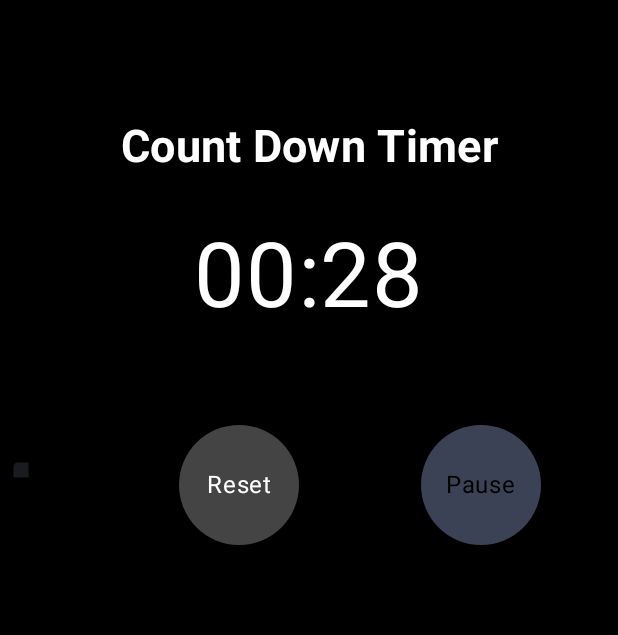
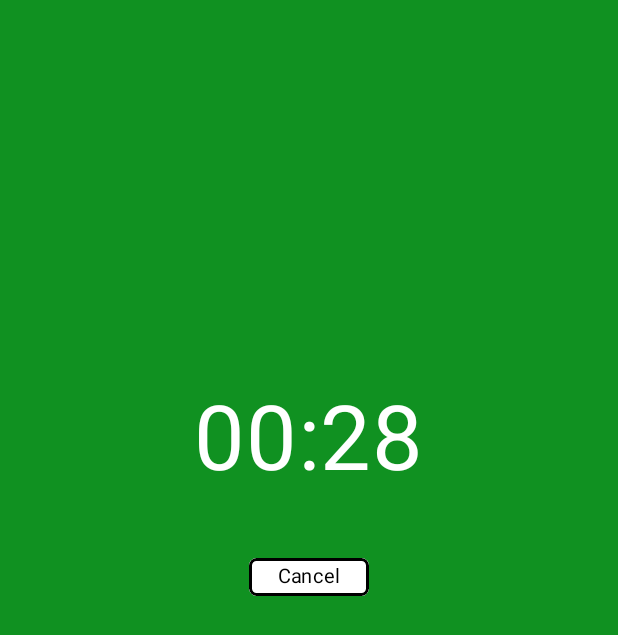
Before and after one commit to NgDucHieus/Modifier, an Android app built with Jetpack Compose: the screen it shows after launch (MainActivity), after a tap on "Start", on a phone screen of 412 x 824 dp. Shown: the top 635 px of the screen. Run offline under Robolectric (Android 15) with nearby library versions, the phone set to English and light mode, and no system bars; our stand-ins replace livedata-compose.

Commit message:
base App

```diff
--- a/app/build.gradle
+++ b/app/build.gradle
@@ -5,12 +5,12 @@ plugins {
 
 android {
     namespace 'com.example.madteamb'
-    compileSdk 33
+    compileSdk 34
 
     defaultConfig {
         applicationId "com.example.madteamb"
         minSdk 24
-        targetSdk 33
+        targetSdk 34
         versionCode 1
         versionName "1.0"
 
--- a/app/src/main/java/com/example/madteamb/MainActivity.kt
+++ b/app/src/main/java/com/example/madteamb/MainActivity.kt
@@ -3,12 +3,14 @@ package com.example.madteamb
 import android.os.Bundle
 import androidx.activity.ComponentActivity
 import androidx.activity.compose.setContent
+import androidx.compose.foundation.background
 import androidx.compose.foundation.layout.fillMaxSize
 import androidx.compose.material3.MaterialTheme
 import androidx.compose.material3.Surface
 import androidx.compose.material3.Text
 import androidx.compose.runtime.Composable
 import androidx.compose.ui.Modifier
+import androidx.compose.ui.graphics.Color
 import androidx.compose.ui.tooling.preview.Preview
 import com.example.madteamb.model.TimerViewModel
 import com.example.madteamb.ui.theme.MadTeamBTheme
@@ -21,8 +23,11 @@ class MainActivity : ComponentActivity() {
             MadTeamBTheme {
                 // A surface container using the 'background' color from the theme
                 Surface(
-                    modifier = Modifier.fillMaxSize(),
-                    color = MaterialTheme.colorScheme.background
+                    modifier = Modifier.fillMaxSize()
+                            .background(Color(16, 145, 33 )),
+                    color = Color.Green
+
+
                 ) {
                     TimerHomeScreen(viewModel = TimerViewModel())
                 }
--- a/app/src/main/java/com/example/madteamb/model/TimerModel.kt
+++ b/app/src/main/java/com/example/madteamb/model/TimerModel.kt
@@ -1,11 +1,14 @@
 package com.example.madteamb.model
 import java.time.Duration
+import androidx.compose.runtime.remember
+
 
 data class TimerModel(
-    val timeDuration: Duration = Duration.ofSeconds(30),
+    var TimeSession:Long = 30,
+    val timeDuration: Duration = Duration.ofSeconds(TimeSession),
     val remaingTime: Long = timeDuration.toMillis(),
     val status: Status = Status.STARTED,
-    val toggle:ButtonState = ButtonState.START
+    val toggle:ButtonState = ButtonState.START,
 )
 enum class Status
 {
--- a/app/src/main/java/com/example/madteamb/model/TimerViewModel.kt
+++ b/app/src/main/java/com/example/madteamb/model/TimerViewModel.kt
@@ -45,12 +45,12 @@ class TimerViewModel:ViewModel() {
             toggle = ButtonState.RESUME
         )
     }
-    fun resetTimer()
+    fun resetTimer(timeSessionw:Long = 30)
     {
         countdown?.cancel()
         _viewState.value =_viewState.value!!.copy(
             status = Status.STARTED,
-            timeDuration = Duration.ofMillis(30000),
+            timeDuration = Duration.ofSeconds(timeSessionw),
             toggle = ButtonState.START
         )
     }
--- a/app/src/main/java/com/example/madteamb/ui/theme/ext/TimerHomeScreen.kt
+++ b/app/src/main/java/com/example/madteamb/ui/theme/ext/TimerHomeScreen.kt
@@ -1,5 +1,6 @@
 package com.example.madteamb.ui.theme.ext
 
+import android.webkit.WebSettings.TextSize
 import androidx.compose.animation.animateColor
 import androidx.compose.animation.core.LinearEasing
 import androidx.compose.animation.core.RepeatMode
@@ -7,7 +8,9 @@ import androidx.compose.animation.core.infiniteRepeatable
 import androidx.compose.animation.core.rememberInfiniteTransition
 import androidx.compose.animation.core.tween
 import androidx.compose.foundation.background
+import androidx.compose.foundation.border
 import androidx.compose.foundation.clickable
+import androidx.compose.foundation.interaction.MutableInteractionSource
 import androidx.compose.foundation.layout.Arrangement
 import androidx.compose.foundation.layout.Box
 import androidx.compose.foundation.layout.Column
@@ -19,6 +22,7 @@ import androidx.compose.foundation.layout.height
 import androidx.compose.foundation.layout.padding
 import androidx.compose.foundation.layout.size
 import androidx.compose.foundation.shape.CircleShape
+import androidx.compose.foundation.shape.RoundedCornerShape
 import androidx.compose.material3.Icon
 import androidx.compose.material3.IconButton
 import androidx.compose.material3.MaterialTheme
@@ -26,6 +30,10 @@ import androidx.compose.material3.Text
 import androidx.compose.runtime.Composable
 import androidx.compose.runtime.getValue
 import androidx.compose.runtime.livedata.observeAsState
+import androidx.compose.runtime.mutableStateOf
+import androidx.compose.runtime.remember
+import androidx.compose.runtime.getValue
+import androidx.compose.runtime.setValue
 import androidx.compose.ui.Alignment
 import androidx.compose.ui.Modifier
 import androidx.compose.ui.draw.clip
@@ -34,6 +42,7 @@ import androidx.compose.ui.res.painterResource
 import androidx.compose.ui.text.font.FontWeight
 import androidx.compose.ui.text.style.TextAlign
 import androidx.compose.ui.tooling.preview.Preview
+import androidx.compose.ui.unit.TextUnit
 import androidx.compose.ui.unit.dp
 import androidx.compose.ui.unit.sp
 import androidx.lifecycle.ViewModel
@@ -50,12 +59,12 @@ fun TimerHomeScreen(viewModel: TimerViewModel)
         modifier = Modifier
             .fillMaxWidth()
             .fillMaxHeight()
-            .background(Color.Black),
+            .background(Color(16, 145, 33)),
         verticalArrangement = Arrangement.Top,
         horizontalAlignment = Alignment.CenterHorizontally
     ) {
-        TimerHeader()
-        Spacer(modifier = Modifier.height(25.dp))
+//        TimerHeader()
+        Spacer(modifier = Modifier.height(250.dp))
         TimerTopSection(time = timer.timeDuration.format(), remainingTime = timer.remaingTime)
         Spacer(modifier =Modifier.height(25.dp))
         TimerButton(viewModel)
@@ -85,7 +94,7 @@ fun TimerTopSection(time:String,remainingTime:Long)
         Text(
             text = time,
             fontSize = 60.sp,
-            color = if(isTimeLessThan10seconds(remainingTime)){alpha} else Color.White
+            color = Color.White
         )
     }
 }
@@ -110,88 +119,108 @@ private fun isTimeLessThan10seconds(time:Long) = time < 10000L
 fun TimerButton(timerState:TimerViewModel)
 {
     val toggle by timerState.viewState.observeAsState()
-    Row(
+    Column(
         modifier = Modifier
             .fillMaxWidth(),
-        horizontalArrangement = Arrangement.SpaceEvenly,
-        verticalAlignment = Alignment.CenterVertically
+
     )
     {
-        IconButton(onClick = {
-            timerState.resetTimer()
-        }) {
-            Icon(painter = painterResource(id = R.drawable.ic_stop), contentDescription = "stop button")
-        }
+//        IconButton(onClick = {
+//            timerState.resetTimer()
+//        }) {
+//            Icon(painter = painterResource(id = R.drawable.ic_stop), contentDescription = "stop button")
+//        }
         ButtonLayout(timerState)
     }
 }
 @Composable
 fun ButtonLayout(timerState: TimerViewModel) {
-    val toggle by timerState.viewState.observeAsState()
-    var text = ""
-    var color: Color = MaterialTheme.colorScheme.primary
-    var textColor: Color = Color.White
-    when (toggle?.toggle) {
-        ButtonState.START -> {
-            text = "Start"
-            color = MaterialTheme.colorScheme.primary
-            textColor = Color.White
-        }
+    var isResetButtonVisible by remember { mutableStateOf(false) }
 
-        ButtonState.RESUME -> {
-            text = "Resume"
-            color = MaterialTheme.colorScheme.secondary
-            textColor = Color.Black
-        }
-
-        ButtonState.PAUSE -> {
-            text = "Pause"
-            color = MaterialTheme.colorScheme.secondary
-            textColor = Color.Black
-        }
-
-        else -> {}
-    }
     Row(
         modifier = Modifier.fillMaxWidth(),
-        horizontalArrangement = Arrangement.SpaceEvenly,
+        horizontalArrangement = Arrangement.Center,
         verticalAlignment = Alignment.CenterVertically
-    )
-    {
-        Box(
-            modifier = Modifier
-                .clickable {
+    ) {
+        if (isResetButtonVisible) {
+            ResetButton(
+                timerState = timerState,
+                onClick = {
+                    // Perform any actions you need before showing the Start button
                     timerState.resetTimer()
+                    // Update the state to show the Start button
+                    isResetButtonVisible = false
                 }
-                .padding(30.dp)
-                .size(80.dp)
-                .clip(CircleShape)
-                .background(Color.DarkGray)
-                .fillMaxWidth())
-        {
-            Text(
-                text = "Reset", color = Color.White, modifier = Modifier
-                    .align(Alignment.Center)
-                    .padding(8.dp)
             )
-        }
-        Box(modifier = Modifier
-            .clickable {
-                timerState.buttonselection()
-            }
-            .padding(10.dp)
-            .size(80.dp)
-            .clip(CircleShape)
-            .background(color)
-            .fillMaxWidth()) {
-            Text(
-                text = text, color = textColor, modifier = Modifier
-                    .align(Alignment.Center)
-                    .padding(8.dp)
+        } else {
+            StartButton(
+                onClick = {
+                    // Perform any actions you need before showing the Reset button
+                    timerState.buttonselection()
+                    // Update the state to show the Reset button
+                    isResetButtonVisible = true
+                }
             )
         }
     }
 }
+
+@Composable
+fun StartButton(onClick: () -> Unit) {
+    Box(
+        modifier = Modifier
+            .clickable(
+                interactionSource = remember { MutableInteractionSource() },
+                indication = null,
+                onClick = onClick
+            )
+            .padding(10.dp)
+            .size(80.dp, 30.dp)
+            .clip(RoundedCornerShape(5.dp))
+            .background(MaterialTheme.colorScheme.primary)
+    ) {
+        Text(
+            text = "Start",
+            color = Color.White,
+            modifier = Modifier.align(Alignment.Center),
+            fontSize = 13.sp
+        )
+    }
+}
+
+@Composable
+fun ResetButton(timerState: TimerViewModel, onClick: () -> Unit) {
+    Box(
+        modifier = Modifier
+            .clickable (
+                interactionSource = remember { MutableInteractionSource() },
+                indication = null,
+                    ){
+                onClick()
+            }
+            .padding(10.dp)
+            .size(80.dp, 25.dp)
+            .clip(RoundedCornerShape(5.dp))
+            .background(Color.White)
+            .border(2.dp, Color.Black, shape = RoundedCornerShape(5.dp))
+            .fillMaxWidth()
+    ) {
+        Text(
+            text = "Cancel", color = Color.Black, modifier = Modifier
+                .align(Alignment.Center),
+            fontSize = 13.sp
+        )
+    }
+}
+@Preview
+@Composable
+fun PreviewButton()
+{
+    ResetButton(timerState = TimerViewModel()) {
+
+    }
+}
+
 @Preview
 @Composable
 fun Previewtimer()
```
Also changed, not shown: app/src/main/java/com/example/madteamb/ui/theme/CountDownMain.kt (+150 -1 lines).
